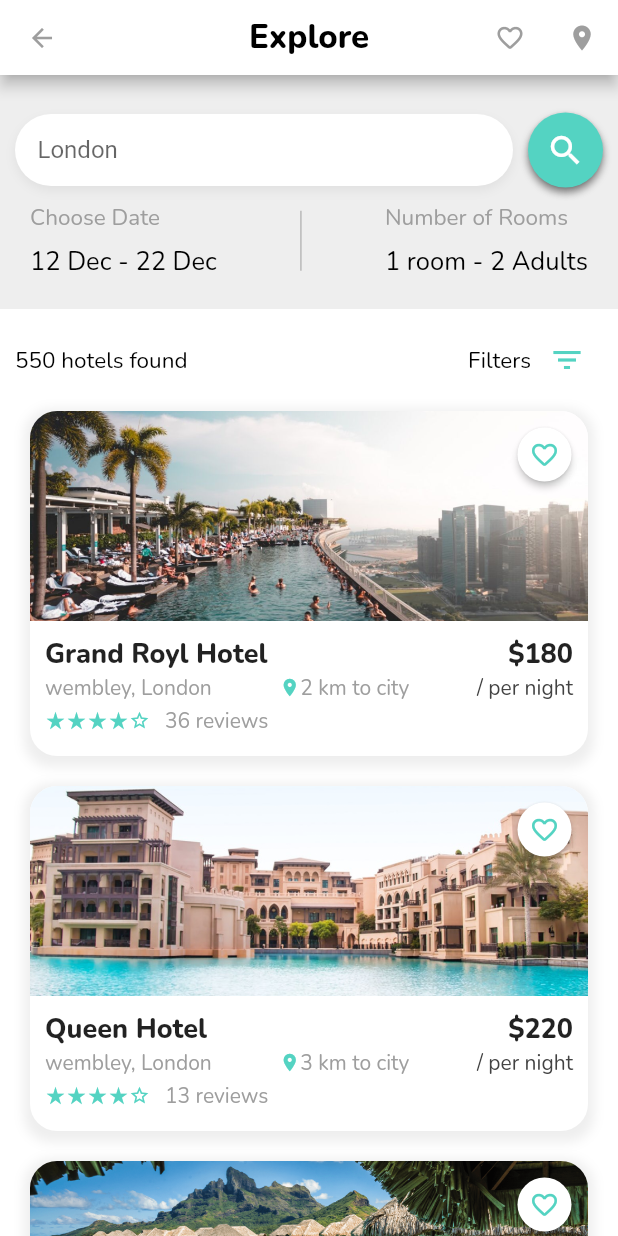
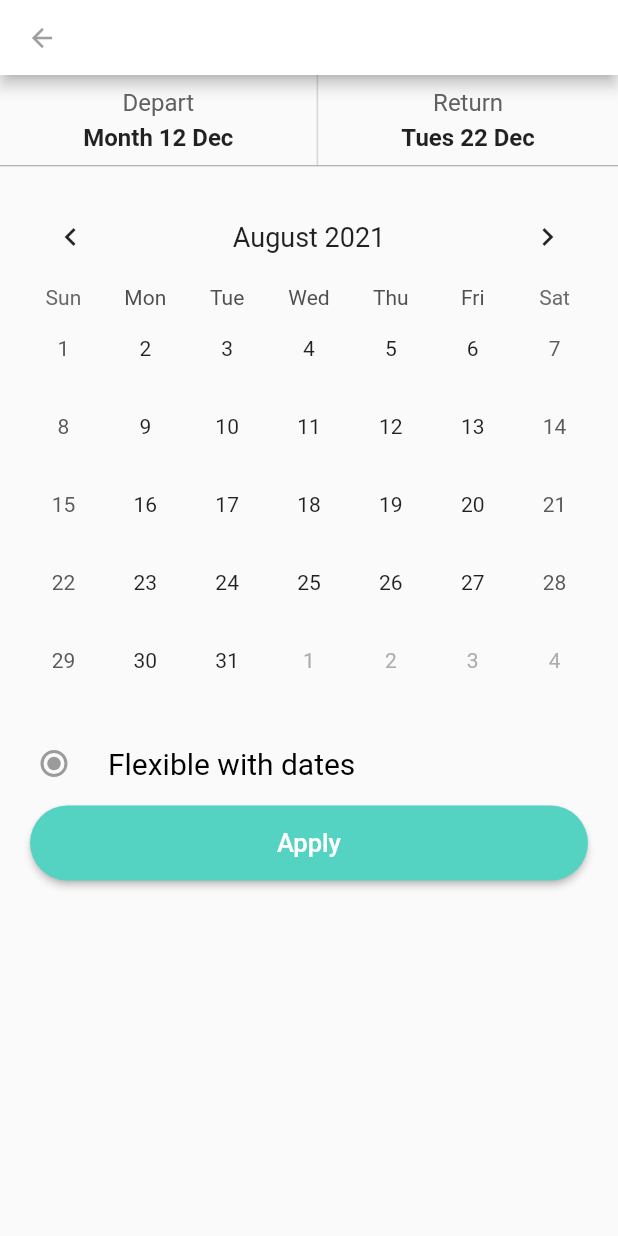
Before and after one commit to baptistemcn/hotels, a Flutter app: the screen it shows after launch, after a tap on the "search" icon, on a phone screen of 412 x 824 dp. Run offline on Flutter 3.47's test engine with Material 2 defaults, Android fonts, the phone set to English and light mode, and no system bars; drawn by our look-alikes of table_calendar; our stand-ins replace google_fonts.

Commit message:
feat: Calendar Page

```diff
--- /dev/null
+++ b/lib/calendar_page.dart
@@ -0,0 +1,259 @@
+import 'package:flutter/material.dart';
+import 'package:table_calendar/table_calendar.dart';
+
+DateTime kNow = DateTime.now();
+DateTime kFirstDay = DateTime(kNow.year, kNow.month - 3, kNow.day);
+DateTime kLastDay = DateTime(kNow.year, kNow.month + 3, kNow.day);
+
+const global_green = const Color(0xFF54D3C2);
+
+class CalendarPage extends StatelessWidget {
+  @override
+  Widget build(BuildContext context) {
+    return Scaffold(
+      appBar: CustomAppBar(),
+      body: Column(
+        children: [
+          PeriodSection(),
+          CalendarRange(),
+          ValidateBookingSection(),
+        ],
+      ),
+    );
+  }
+}
+
+class CustomAppBar extends StatelessWidget implements PreferredSizeWidget {
+  Size get preferredSize => new Size.fromHeight(50);
+  @override
+  Widget build(BuildContext context) {
+    return AppBar(
+      leading: IconButton(
+        icon: Icon(
+          Icons.arrow_back,
+          color: Colors.grey[500],
+          size: 20,
+        ),
+        onPressed: () {
+          Navigator.pop(context);
+        },
+      ),
+      backgroundColor: Colors.white,
+    );
+  }
+}
+
+class PeriodSection extends StatelessWidget {
+  @override
+  Widget build(BuildContext context) {
+    return Column(
+      children: [
+        Row(
+          mainAxisAlignment: MainAxisAlignment.spaceEvenly,
+          children: [
+            Column(
+              mainAxisAlignment: MainAxisAlignment.center,
+              crossAxisAlignment: CrossAxisAlignment.center,
+              children: [
+                Text(
+                  'Depart',
+                  textAlign: TextAlign.left,
+                  style: TextStyle(
+                    fontWeight: FontWeight.w400,
+                    fontSize: 16,
+                    color: Colors.grey[700],
+                  ),
+                ),
+                SizedBox(
+                  height: 4,
+                ),
+                Text(
+                  'Month 12 Dec',
+                  style: TextStyle(
+                    fontWeight: FontWeight.bold,
+                    fontSize: 16,
+                  ),
+                ),
+              ],
+            ),
+            Container(
+              height: 60,
+              width: 1,
+              color: Colors.grey[350],
+            ),
+            Column(
+              mainAxisAlignment: MainAxisAlignment.center,
+              crossAxisAlignment: CrossAxisAlignment.center,
+              children: [
+                Text(
+                  'Return',
+                  style: TextStyle(
+                    fontWeight: FontWeight.w400,
+                    fontSize: 16,
+                    color: Colors.grey[700],
+                  ),
+                ),
+                SizedBox(
+                  height: 4,
+                ),
+                Text(
+                  'Tues 22 Dec',
+                  style: TextStyle(
+                    fontWeight: FontWeight.bold,
+                    fontSize: 16,
+                  ),
+                ),
+              ],
+            ),
+          ],
+        ),
+        Divider(
+          color: Colors.grey,
+          height: 1,
+        ),
+      ],
+    );
+  }
+}
+
+class CalendarRange extends StatefulWidget {
+  @override
+  _CalendarRangeState createState() => _CalendarRangeState();
+}
+
+class _CalendarRangeState extends State<CalendarRange> {
+  CalendarFormat _calendarFormat = CalendarFormat.month;
+  RangeSelectionMode _rangeSelectionMode = RangeSelectionMode.toggledOn;
+  DateTime _focusedDay = DateTime.now();
+  DateTime? _selectedDay;
+  DateTime? _rangeStart;
+  DateTime? _rangeEnd;
+
+  @override
+  Widget build(BuildContext context) {
+    return Container(
+      padding: EdgeInsets.all(15),
+      color: Colors.grey[10],
+      child: TableCalendar(
+        lastDay: kLastDay,
+        focusedDay: _focusedDay,
+        selectedDayPredicate: (day) => isSameDay(_selectedDay, day),
+        rangeStartDay: _rangeStart,
+        rangeEndDay: _rangeEnd,
+        calendarFormat: _calendarFormat,
+        headerStyle: HeaderStyle(
+          titleCentered: true,
+          formatButtonVisible: false,
+          titleTextStyle: TextStyle(fontSize: 18),
+        ),
+        calendarStyle: CalendarStyle(
+          isTodayHighlighted: false,
+          rangeHighlightColor: global_green,
+          rangeStartDecoration: BoxDecoration(
+            color: global_green,
+            shape: BoxShape.circle,
+            border: Border.fromBorderSide(
+              BorderSide(
+                color: Colors.white,
+                width: 3,
+                style: BorderStyle.solid,
+              ),
+            ),
+          ),
+          withinRangeTextStyle: TextStyle(
+            color: Colors.white,
+          ),
+          rangeEndDecoration: BoxDecoration(
+            color: global_green,
+            shape: BoxShape.circle,
+            border: Border.fromBorderSide(
+              BorderSide(
+                color: Colors.white,
+                width: 3,
+                style: BorderStyle.solid,
+              ),
+            ),
+          ),
+        ),
+        firstDay: kFirstDay,
+        rangeSelectionMode: _rangeSelectionMode,
+        onDaySelected: (selectedDay, focusedDay) {
+          if (!isSameDay(_selectedDay, selectedDay)) {
+            setState(() {
+              _selectedDay = selectedDay;
+              _focusedDay = focusedDay;
+              _rangeStart = null;
+              _rangeEnd = null;
+              _rangeSelectionMode = RangeSelectionMode.toggledOff;
+            });
+          }
+        },
+        onRangeSelected: (start, end, focusedDay) {
+          setState(() {
+            _selectedDay = null;
+            _focusedDay = focusedDay;
+            _rangeStart = start;
+            _rangeEnd = end;
+            _rangeSelectionMode = RangeSelectionMode.toggledOn;
+          });
+        },
+        onFormatChanged: (format) {
+          if (_calendarFormat != format) {
+            setState(() {
+              _calendarFormat = format;
+            });
+          }
+        },
+        onPageChanged: (focusedDay) {
+          _focusedDay = focusedDay;
+        },
+      ),
+    );
+  }
+}
+
+class ValidateBookingSection extends StatelessWidget {
+  final selectedRadio = 1;
+  @override
+  Widget build(BuildContext context) {
+    return Column(
+      children: [
+        RadioListTile(
+          value: selectedRadio,
+          activeColor: global_green,
+          groupValue: selectedRadio,
+          selected: true,
+          title: Text(
+            "Flexible with dates",
+            style: new TextStyle(
+              color: Colors.black,
+              fontSize: 20.0,
+            ),
+          ),
+          onChanged: null,
+        ),
+        Container(
+          padding: EdgeInsets.symmetric(horizontal: 20),
+          width: double.infinity,
+          child: ElevatedButton(
+            child: Text(
+              'Apply',
+              style: TextStyle(fontSize: 17),
+            ),
+            style: ElevatedButton.styleFrom(
+              primary: global_green,
+              padding: EdgeInsets.all(15),
+              shape: RoundedRectangleBorder(
+                borderRadius: BorderRadius.circular(30.0),
+              ),
+            ),
+            onPressed: () {
+              print('Apply Booking');
+              Navigator.pop(context);
+            },
+          ),
+        ),
+      ],
+    );
+  }
+}
--- a/lib/main.dart
+++ b/lib/main.dart
@@ -1,5 +1,6 @@
 import 'package:flutter/material.dart';
 import 'package:google_fonts/google_fonts.dart';
+import 'package:hotels/calendar_page.dart';
 
 const global_green = Color(0xFF54D3C2);
 
@@ -138,7 +139,16 @@ class SearchSection extends StatelessWidget {
                     Icons.search,
                     size: 26,
                   ),
-                  onPressed: () {},
+                  onPressed: () {
+                    Navigator.push(
+                      context,
+                      MaterialPageRoute(
+                        builder: (context) {
+                          return CalendarPage();
+                        },
+                      ),
+                    );
+                  },
                   style: ElevatedButton.styleFrom(
                     shape: CircleBorder(),
                     padding: EdgeInsets.all(10),
--- a/pubspec.yaml
+++ b/pubspec.yaml
@@ -28,6 +28,7 @@ dependencies:
   # Use with the CupertinoIcons class for iOS style icons.
   cupertino_icons: ^1.0.2
   google_fonts: ^2.1.0
+  table_calendar: ^3.0.2
 
 dev_dependencies:
   flutter_test:
```
Also changed, not shown: pubspec.lock.
